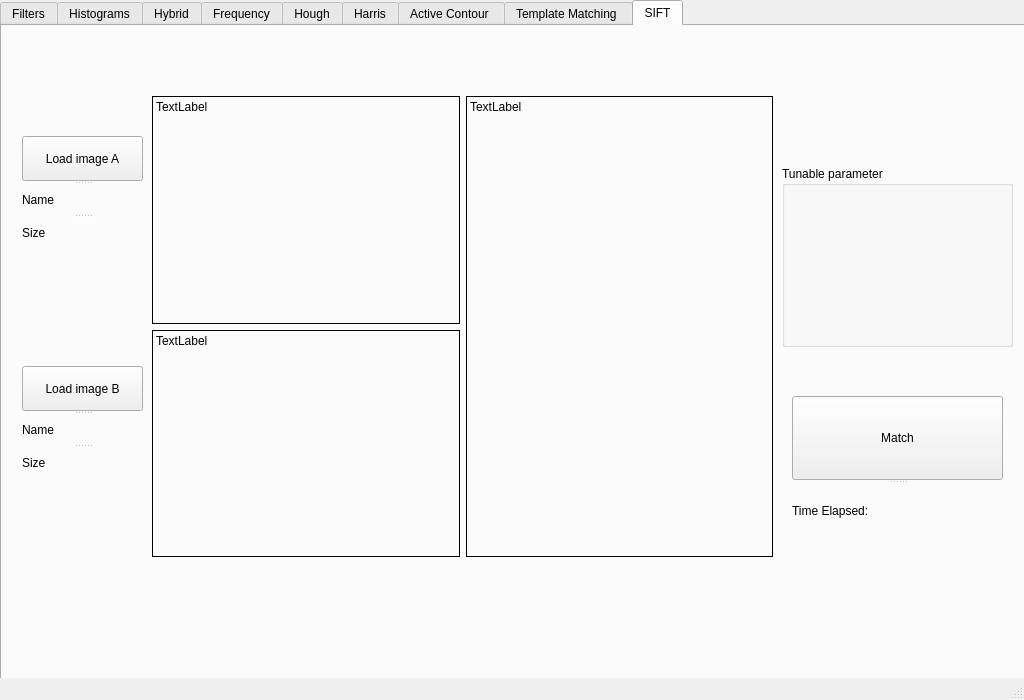
First picture: the form in MainWindow.ui, repository Bravewarrior0/Computer-Vision, before the edit.
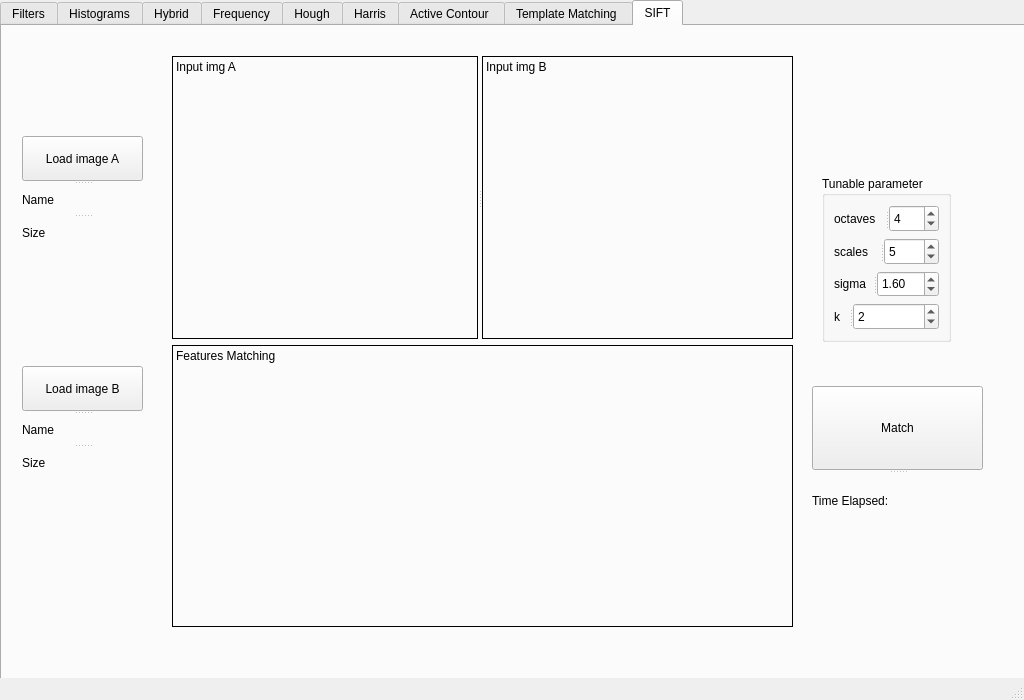
Second picture: the form after the edit. The open tabs and pages were chosen to show the change. Custom widgets are drawn as their Qt base class.

```diff
--- a/MainWindow.ui
+++ b/MainWindow.ui
@@ -1966,15 +1966,100 @@
      <widget class="QGroupBox" name="groupBox_11">
       <property name="geometry">
        <rect>
-        <x>780</x>
-        <y>140</y>
-        <width>231</width>
-        <height>181</height>
+        <x>820</x>
+        <y>150</y>
+        <width>129</width>
+        <height>166</height>
        </rect>
       </property>
       <property name="title">
        <string>Tunable parameter</string>
       </property>
+      <layout class="QVBoxLayout" name="verticalLayout">
+       <item>
+        <widget class="QSplitter" name="splitter_44">
+         <property name="orientation">
+          <enum>Qt::Horizontal</enum>
+         </property>
+         <widget class="QLabel" name="label_48">
+          <property name="text">
+           <string>octaves</string>
+          </property>
+         </widget>
+         <widget class="QSpinBox" name="spinBox_octaves">
+          <property name="maximum">
+           <number>10</number>
+          </property>
+          <property name="value">
+           <number>4</number>
+          </property>
+         </widget>
+        </widget>
+       </item>
+       <item>
+        <widget class="QSplitter" name="splitter_43">
+         <property name="orientation">
+          <enum>Qt::Horizontal</enum>
+         </property>
+         <widget class="QLabel" name="label_50">
+          <property name="text">
+           <string>scales</string>
+          </property>
+         </widget>
+         <widget class="QSpinBox" name="spinBox_scales">
+          <property name="maximum">
+           <number>10</number>
+          </property>
+          <property name="value">
+           <number>5</number>
+          </property>
+         </widget>
+        </widget>
+       </item>
+       <item>
+        <widget class="QSplitter" name="splitter_42">
+         <property name="orientation">
+          <enum>Qt::Horizontal</enum>
+         </property>
+         <widget class="QLabel" name="label_53">
+          <property name="text">
+           <string>sigma</string>
+          </property>
+         </widget>
+         <widget class="QDoubleSpinBox" name="doubleSpinBox_sift_sigma">
+          <property name="maximum">
+           <double>5.000000000000000</double>
+          </property>
+          <property name="singleStep">
+           <double>0.100000000000000</double>
+          </property>
+          <property name="value">
+           <double>1.600000000000000</double>
+          </property>
+         </widget>
+        </widget>
+       </item>
+       <item>
+        <widget class="QSplitter" name="splitter_41">
+         <property name="orientation">
+          <enum>Qt::Horizontal</enum>
+         </property>
+         <widget class="QLabel" name="label_54">
+          <property name="text">
+           <string>k</string>
+          </property>
+         </widget>
+         <widget class="QSpinBox" name="spinBox_sift_k">
+          <property name="maximum">
+           <number>10</number>
+          </property>
+          <property name="value">
+           <number>2</number>
+          </property>
+         </widget>
+        </widget>
+       </item>
+      </layout>
      </widget>
      <widget class="QSplitter" name="splitter_35">
       <property name="geometry">
@@ -2032,63 +2117,12 @@
        </property>
       </widget>
      </widget>
-     <widget class="QWidget" name="layoutWidget">
-      <property name="geometry">
-       <rect>
-        <x>150</x>
-        <y>70</y>
-        <width>621</width>
-        <height>461</height>
-       </rect>
-      </property>
-      <layout class="QGridLayout" name="gridLayout_3">
-       <item row="0" column="0">
-        <widget class="QLabel" name="label_input_SIFT_A">
-         <property name="frameShape">
-          <enum>QFrame::Box</enum>
-         </property>
-         <property name="text">
-          <string>TextLabel</string>
-         </property>
-         <property name="alignment">
-          <set>Qt::AlignLeading|Qt::AlignLeft|Qt::AlignTop</set>
-         </property>
-        </widget>
-       </item>
-       <item row="0" column="1" rowspan="2">
-        <widget class="QLabel" name="label_48">
-         <property name="frameShape">
-          <enum>QFrame::Box</enum>
-         </property>
-         <property name="text">
-          <string>TextLabel</string>
-         </property>
-         <property name="alignment">
-          <set>Qt::AlignLeading|Qt::AlignLeft|Qt::AlignTop</set>
-         </property>
-        </widget>
-       </item>
-       <item row="1" column="0">
-        <widget class="QLabel" name="label_input_SIFT_B">
-         <property name="frameShape">
-          <enum>QFrame::Box</enum>
-         </property>
-         <property name="text">
-          <string>TextLabel</string>
-         </property>
-         <property name="alignment">
-          <set>Qt::AlignLeading|Qt::AlignLeft|Qt::AlignTop</set>
-         </property>
-        </widget>
-       </item>
-      </layout>
-     </widget>
      <widget class="QSplitter" name="splitter_37">
       <property name="geometry">
        <rect>
-        <x>790</x>
-        <y>370</y>
-        <width>211</width>
+        <x>810</x>
+        <y>360</y>
+        <width>171</width>
         <height>141</height>
        </rect>
       </property>
@@ -2106,6 +2140,60 @@
        </property>
       </widget>
      </widget>
+     <widget class="QWidget" name="">
+      <property name="geometry">
+       <rect>
+        <x>170</x>
+        <y>30</y>
+        <width>621</width>
+        <height>571</height>
+       </rect>
+      </property>
+      <layout class="QGridLayout" name="gridLayout_3">
+       <item row="0" column="0">
+        <widget class="QSplitter" name="splitter_40">
+         <property name="orientation">
+          <enum>Qt::Horizontal</enum>
+         </property>
+         <widget class="QLabel" name="label_input_SIFT_A">
+          <property name="frameShape">
+           <enum>QFrame::Box</enum>
+          </property>
+          <property name="text">
+           <string>Input img A</string>
+          </property>
+          <property name="alignment">
+           <set>Qt::AlignLeading|Qt::AlignLeft|Qt::AlignTop</set>
+          </property>
+         </widget>
+         <widget class="QLabel" name="label_input_SIFT_B">
+          <property name="frameShape">
+           <enum>QFrame::Box</enum>
+          </property>
+          <property name="text">
+           <string>Input img B</string>
+          </property>
+          <property name="alignment">
+           <set>Qt::AlignLeading|Qt::AlignLeft|Qt::AlignTop</set>
+          </property>
+         </widget>
+        </widget>
+       </item>
+       <item row="1" column="0">
+        <widget class="QLabel" name="label_SIFT_features">
+         <property name="frameShape">
+          <enum>QFrame::Box</enum>
+         </property>
+         <property name="text">
+          <string>Features Matching</string>
+         </property>
+         <property name="alignment">
+          <set>Qt::AlignLeading|Qt::AlignLeft|Qt::AlignTop</set>
+         </property>
+        </widget>
+       </item>
+      </layout>
+     </widget>
     </widget>
    </widget>
   </widget>
```
Left out of the diff: 8 changed lines with no effect on the pictures.
